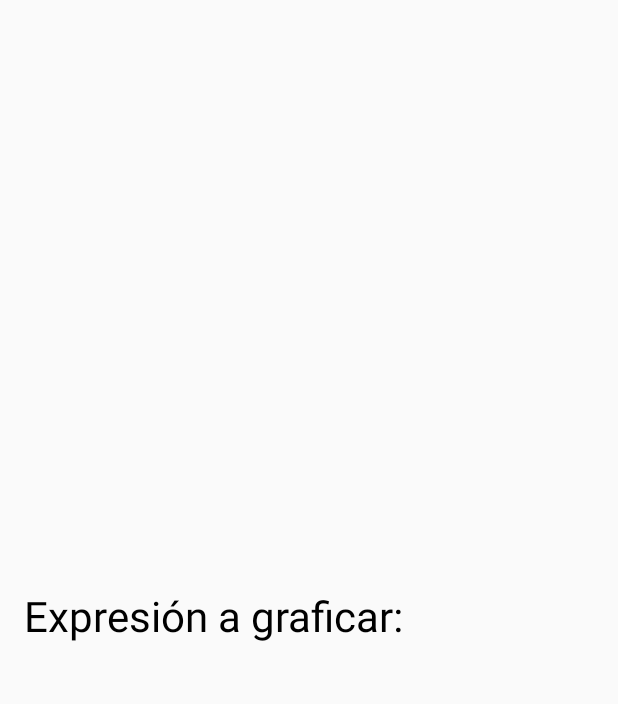
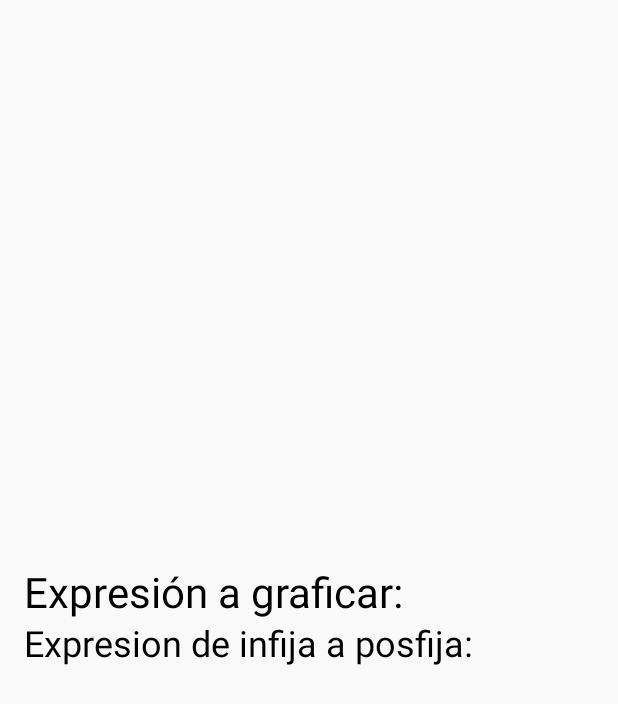
Before and after one commit to Alexx17A/EjercicioGraficador, an Android app built with Jetpack Compose: the GraphActivity screen opened directly, with no data from a screen before it, on a phone screen of 412 x 824 dp. Shown: the top 704 px of the screen. Run offline under Robolectric (Android 15) with nearby library versions, the phone set to English and light mode, and no system bars.

Commit message:
feat: agregue la infija a posfija a la vista de iongresar expresion

```diff
--- a/app/src/main/java/com/example/ejerciciograficador/view/MenuIngresarExpresion.kt
+++ b/app/src/main/java/com/example/ejerciciograficador/view/MenuIngresarExpresion.kt
@@ -25,6 +25,7 @@ import androidx.compose.ui.text.input.TextFieldValue
 import androidx.compose.ui.unit.dp
 import androidx.compose.ui.unit.sp
 import java.util.regex.Pattern
+import com.example.ejerciciograficador.controller.GraficadorController
 
 class MenuIngresarExpresion : ComponentActivity() {
     override fun onCreate(savedInstanceState: Bundle?) {
@@ -113,10 +114,13 @@ class GraphActivity : ComponentActivity() {
 
 @Composable
 fun GraphScreen(expression: String) {
+    var func = GraficadorController()
     Column(
         modifier = Modifier.fillMaxSize().padding(16.dp),
         verticalArrangement = Arrangement.Center
     ) {
         Text(text = "Expresión a graficar: $expression", style = MaterialTheme.typography.headlineMedium)
+        Text(text = "Expresion de infija a posfija: ${func.infijaAPostfija(expression)}", style = MaterialTheme.typography.headlineSmall)
     }
+
 }
```
